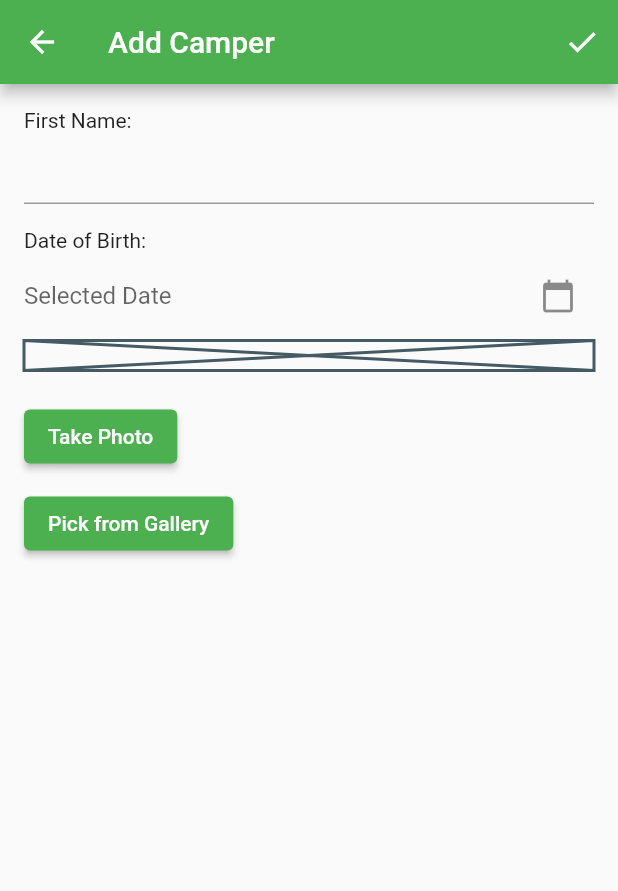
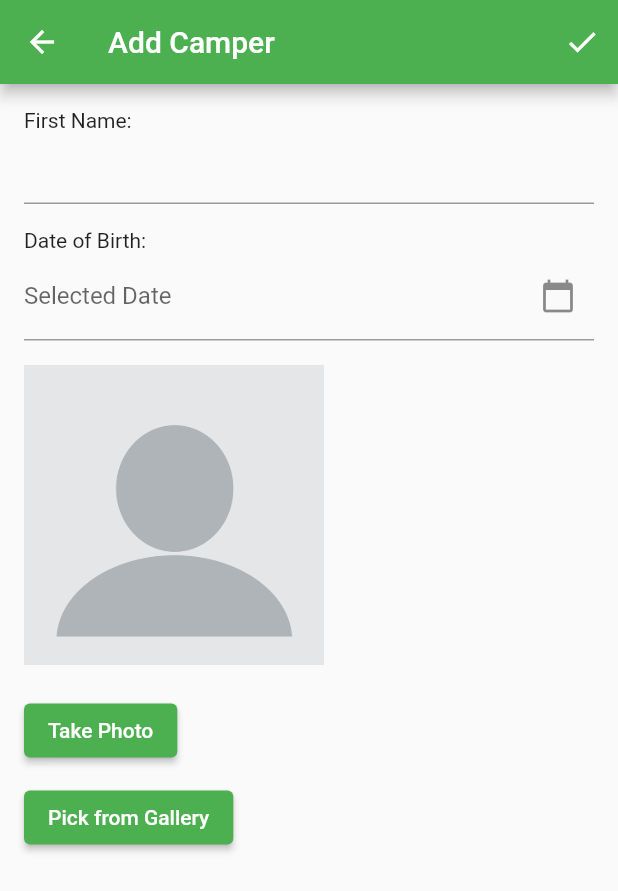
Before and after one commit to degeorgezach/dirt, a Flutter app: the CamperListScreen screen opened directly, after a tap on the "add" icon, on a phone screen of 412 x 824 dp. Shown: the top 891 px of the screen. Run offline on Flutter 3.47's test engine with Material 2 defaults, Android fonts, the phone set to English and light mode, and no system bars; our stand-ins replace image_picker, sqflite; accounts and stored records are empty.

Commit message:
fixed issues with date storage, added default photo

```diff
--- a/lib/view/AddCamperScreen.dart
+++ b/lib/view/AddCamperScreen.dart
@@ -30,14 +30,6 @@ class _AddCamperScreenState extends State<AddCamperScreen> {
     if (pickedFile != null) {
       // Convert the picked image to File type
       _imageFile = File(pickedFile.path);
-
-      // Optionally, you can resize the image using the 'image' package
-      img.Image? image = img.decodeImage(_imageFile!.readAsBytesSync());
-      //img.Image resizedImage = img.copyResize(image!, width: 100);
-
-      // Save the resized image back to File
-      //_imageFile =
-      //    File.fromRawPath(Uint8List.fromList(img.encodePng(resizedImage)));
     }
 
     setState(() {});
@@ -60,7 +52,7 @@ class _AddCamperScreenState extends State<AddCamperScreen> {
             icon: Icon(Icons.check),
             onPressed: () {
               final DateFormat formatter = DateFormat('yyyy-MM-dd');
-              final String formatted = formatter.format(DateTime.now());
+              final String formatted = formatter.format(DateTime.parse(_birthdayController.text));
 
               widget.onAdd(
                 Camper(
@@ -73,7 +65,7 @@ class _AddCamperScreenState extends State<AddCamperScreen> {
           ),
         ],
       ),
-      body: Padding(
+      body: SingleChildScrollView(
         padding: EdgeInsets.all(16.0),
         child: Column(
           crossAxisAlignment: CrossAxisAlignment.start,
@@ -93,11 +85,14 @@ class _AddCamperScreenState extends State<AddCamperScreen> {
               ),
               onTap: () => _selectDate(context),
             ),
+            SizedBox(height: 16.0),
             _imageFile != null
-                ? Image.file(_imageFile!, width: 100, height: 100)
-                : Placeholder(
-              fallbackHeight: 20,
-              fallbackWidth: 20,
+                ? Image.file(_imageFile!, width: 200, height: 200)
+                : Image.asset(
+              'assets/prof.png',
+              width: 200.0, // Adjust the width as needed
+              height: 200.0, // Adjust the height as needed
+              fit: BoxFit.contain, // Adjust the fit as needed
             ),
             SizedBox(height: 20),
             ElevatedButton(
--- a/lib/view/CamperListScreen.dart
+++ b/lib/view/CamperListScreen.dart
@@ -25,7 +25,7 @@ class _CamperListScreenState extends State<CamperListScreen> {
       join(await getDatabasesPath(), 'campers_database.db'),
       onCreate: (db, version) {
         return db.execute(
-          'CREATE TABLE campers(id INTEGER PRIMARY KEY, firstName TEXT, birthday DATETIME)',
+          'CREATE TABLE campers(id INTEGER PRIMARY KEY, firstName TEXT, birthday TEXT)',
         );
       },
       version: 1,
@@ -105,7 +105,7 @@ class _CamperListScreenState extends State<CamperListScreen> {
                 mainAxisAlignment: MainAxisAlignment.center,
                 children: [
                   Text('First Name: ${campers[index].firstName}'),
-                  Text('Date of Birth: ${campers[index].birthday.toString()}'),
+                  Text('Date of Birth: ${campers[index].birthday}'),
                 ],
               ),
             ),
--- a/pubspec.yaml
+++ b/pubspec.yaml
@@ -1,5 +1,5 @@
 name: dirt
-description: A new Flutter project.
+description: Mobile Application for Skate Camp Midwest.
 # The following line prevents the package from being accidentally published to
 # pub.dev using `flutter pub publish`. This is preferred for private packages.
 publish_to: 'none' # Remove this line if you wish to publish to pub.dev
@@ -58,6 +58,9 @@ dev_dependencies:
 # The following section is specific to Flutter packages.
 flutter:
 
+  assets:
+    - assets/
+
   # The following line ensures that the Material Icons font is
   # included with your application, so that you can use the icons in
   # the material Icons class.
```
Also changed, not shown: assets/prof.png (added).
